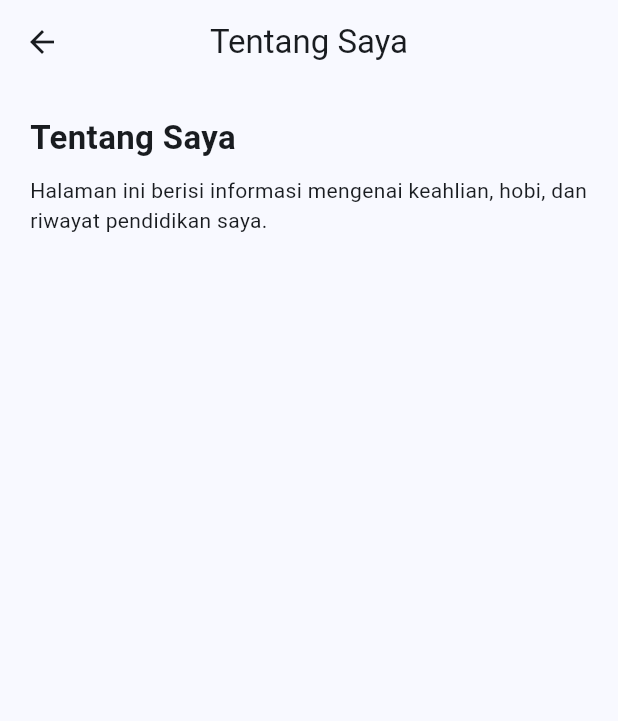
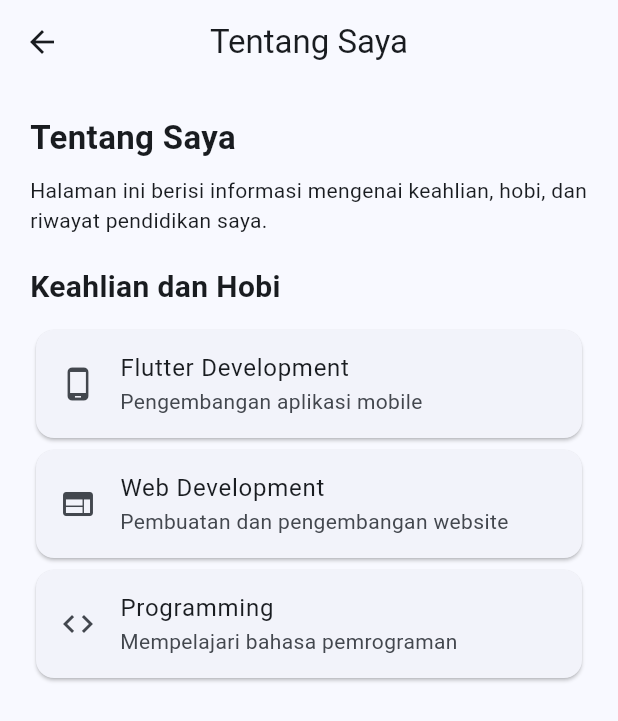
Before and after one commit to DimasInsyaP/uts-pml-1124160248, a Flutter app: the AboutPage screen opened directly, on a phone screen of 412 x 824 dp. Shown: the top 721 px of the screen. Run offline on Flutter 3.47's test engine with Material 3 defaults, Android fonts, the phone set to English and light mode, and no system bars.

Commit message:
feat: menambahkan daftar keahlian dan hobi

```diff
--- a/soal2-profil-app/lib/screens/about_page.dart
+++ b/soal2-profil-app/lib/screens/about_page.dart
@@ -13,7 +13,7 @@ class AboutPage extends StatelessWidget {
       ),
       body: ListView(
         padding: const EdgeInsets.all(20),
-        children: const [
+        children:  [
           Text(
             'Tentang Saya',
             style: TextStyle(
@@ -26,6 +26,41 @@ class AboutPage extends StatelessWidget {
             'Halaman ini berisi informasi mengenai keahlian, '
             'hobi, dan riwayat pendidikan saya.',
           ),
+          SizedBox(height: 20),
+
+Text(
+  'Keahlian dan Hobi',
+  style: TextStyle(
+    fontSize: 20,
+    fontWeight: FontWeight.bold,
+  ),
+),
+
+SizedBox(height: 10),
+
+Card(
+  child: ListTile(
+    leading: Icon(Icons.phone_android),
+    title: Text('Flutter Development'),
+    subtitle: Text('Pengembangan aplikasi mobile'),
+  ),
+),
+
+Card(
+  child: ListTile(
+    leading: Icon(Icons.web),
+    title: Text('Web Development'),
+    subtitle: Text('Pembuatan dan pengembangan website'),
+  ),
+),
+
+Card(
+  child: ListTile(
+    leading: Icon(Icons.code),
+    title: Text('Programming'),
+    subtitle: Text('Mempelajari bahasa pemrograman'),
+  ),
+),
         ],
       ),
     );
```
